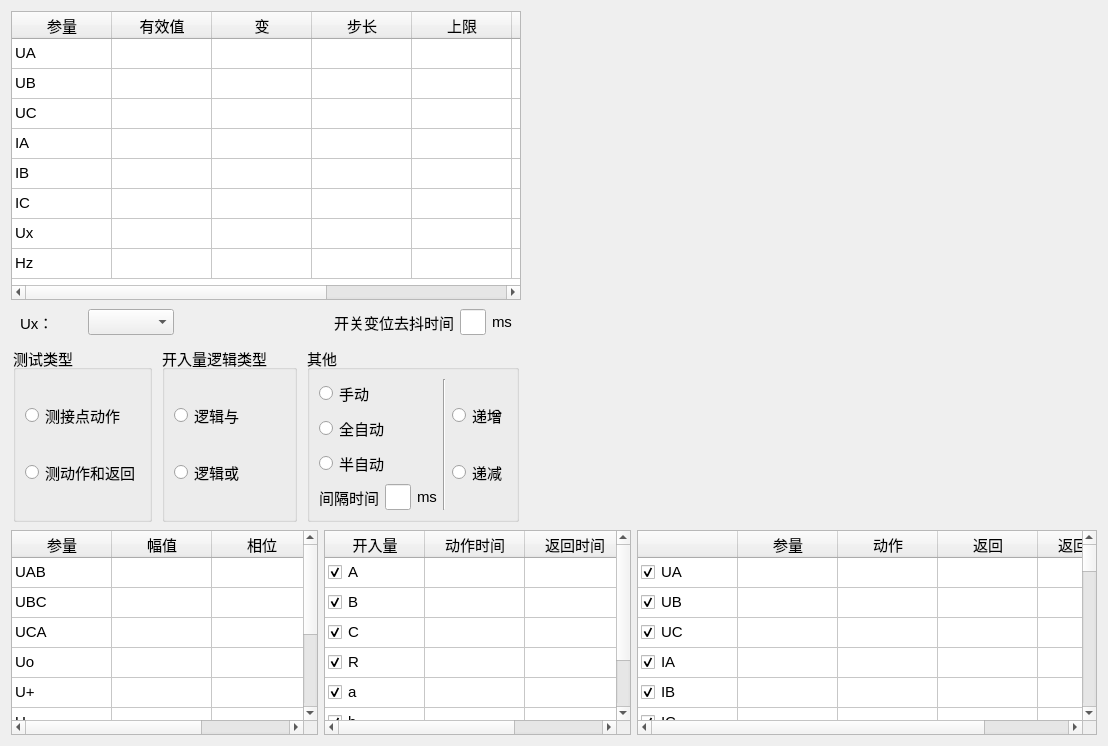
First picture: the form in energy/ui/test01/ui_001.ui, repository AgueroZzz/Electric-energy-detection, before the edit.
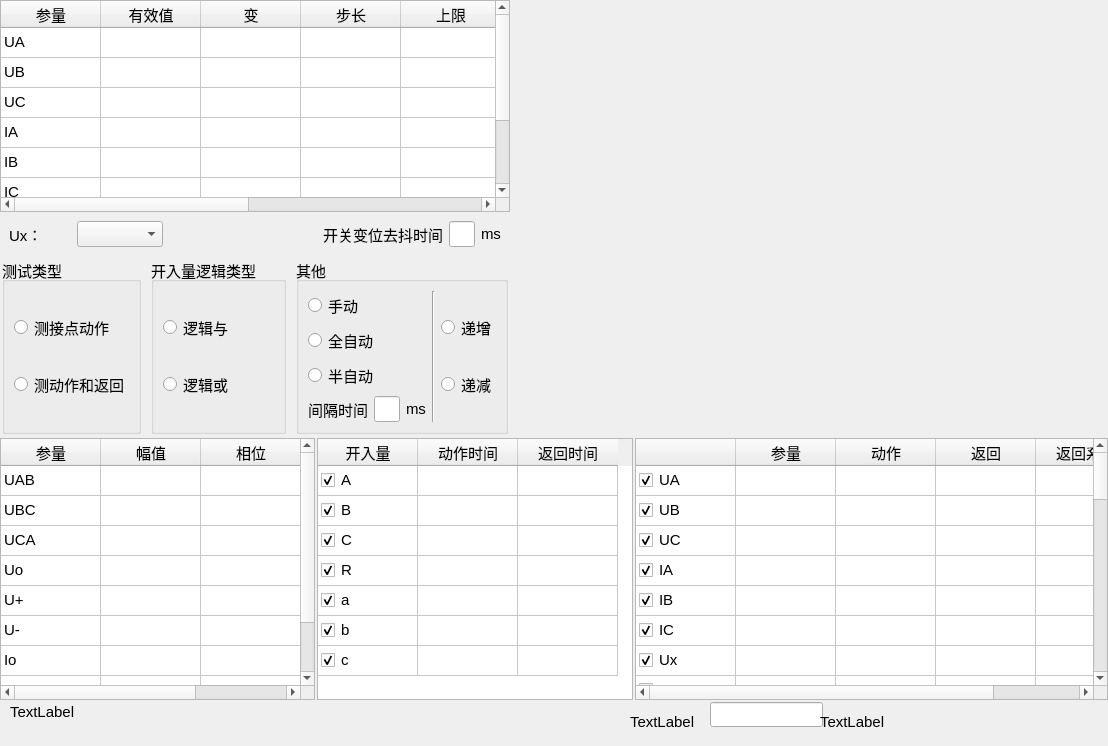
Second picture: the form after the edit.

Commit message: 添加底部状态栏

Diff of the .ui file:
```diff
--- a/energy/ui/test01/ui_001.ui
+++ b/energy/ui/test01/ui_001.ui
@@ -18,7 +18,22 @@
   <property name="windowTitle">
    <string>Form</string>
   </property>
-  <layout class="QVBoxLayout" name="verticalLayout_4" stretch="5,2">
+  <layout class="QVBoxLayout" name="verticalLayout_4" stretch="10,6,1">
+   <property name="spacing">
+    <number>2</number>
+   </property>
+   <property name="leftMargin">
+    <number>0</number>
+   </property>
+   <property name="topMargin">
+    <number>0</number>
+   </property>
+   <property name="rightMargin">
+    <number>0</number>
+   </property>
+   <property name="bottomMargin">
+    <number>0</number>
+   </property>
    <item>
     <layout class="QHBoxLayout" name="horizontalLayout_8" stretch="4,1,4">
      <item>
@@ -956,6 +971,59 @@
      </item>
     </layout>
    </item>
+   <item>
+    <widget class="QWidget" name="status_widget" native="true">
+     <widget class="QLabel" name="label_6">
+      <property name="geometry">
+       <rect>
+        <x>10</x>
+        <y>0</y>
+        <width>69</width>
+        <height>19</height>
+       </rect>
+      </property>
+      <property name="text">
+       <string>TextLabel</string>
+      </property>
+     </widget>
+     <widget class="QLabel" name="label_7">
+      <property name="geometry">
+       <rect>
+        <x>630</x>
+        <y>10</y>
+        <width>69</width>
+        <height>19</height>
+       </rect>
+      </property>
+      <property name="text">
+       <string>TextLabel</string>
+      </property>
+     </widget>
+     <widget class="QLineEdit" name="lineEdit_3">
+      <property name="geometry">
+       <rect>
+        <x>710</x>
+        <y>0</y>
+        <width>113</width>
+        <height>25</height>
+       </rect>
+      </property>
+     </widget>
+     <widget class="QLabel" name="label_8">
+      <property name="geometry">
+       <rect>
+        <x>820</x>
+        <y>10</y>
+        <width>69</width>
+        <height>19</height>
+       </rect>
+      </property>
+      <property name="text">
+       <string>TextLabel</string>
+      </property>
+     </widget>
+    </widget>
+   </item>
   </layout>
  </widget>
  <resources/>
```
The commit also changes 1 other file.
